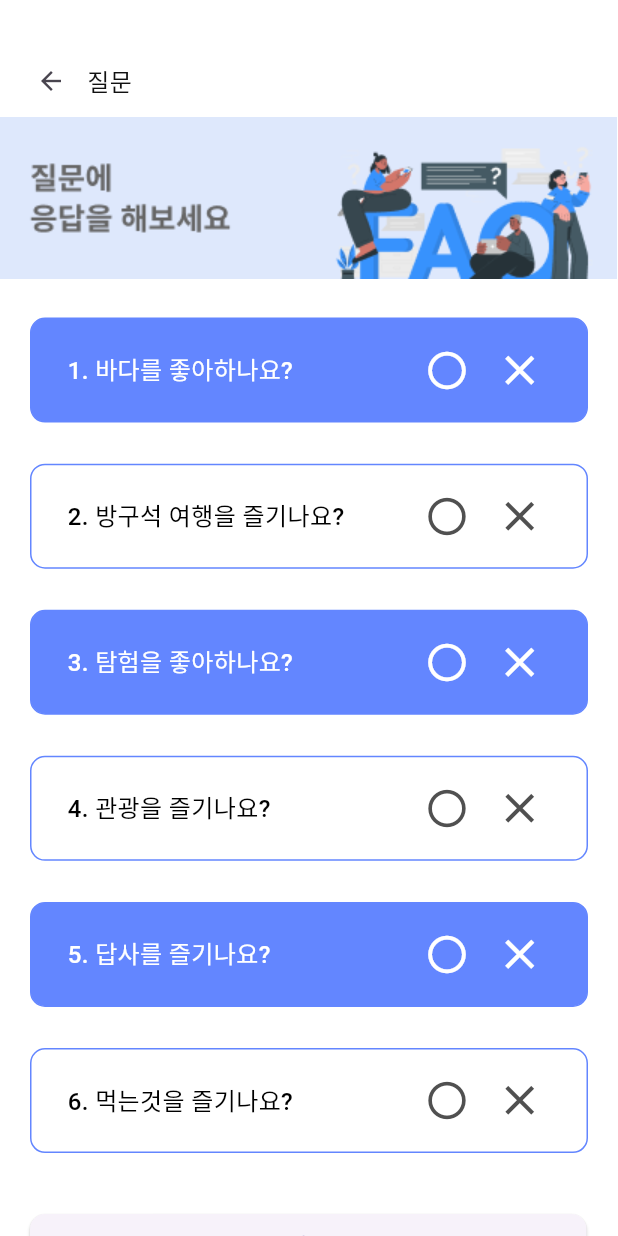
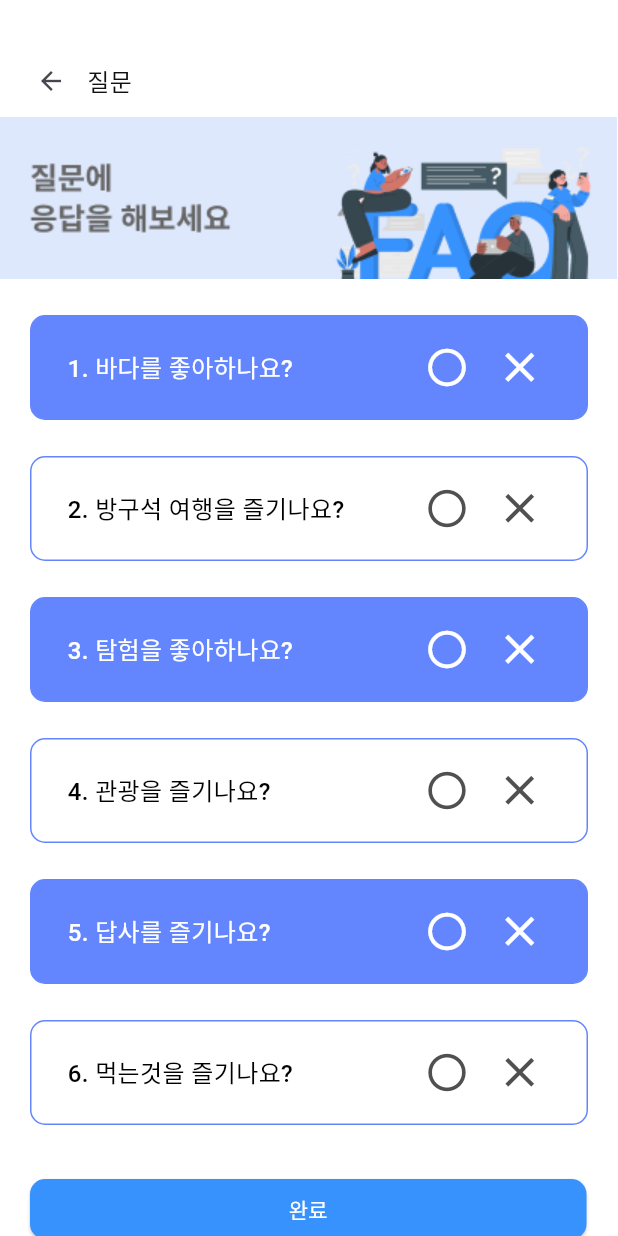
Before and after one commit to leave-leave/Leave-Leave-Flutter, a Flutter app: the question screen opened directly, on a phone screen of 412 x 824 dp. Run offline on Flutter 3.47's test engine with Material 3 defaults, Android fonts, the phone set to English and light mode, and no system bars; our stand-ins replace dio, image_picker; Roboto replaces fonts that are missing (Noto Sans KR).

Commit message:
UPDATE :: code

```diff
--- a/lib/question/widget/question_screen.dart
+++ b/lib/question/widget/question_screen.dart
@@ -35,7 +35,7 @@ class question extends StatelessWidget {
           Image.asset('assets/images/question.png'),
           SizedBox(height: 12),
           questionlist(),
-          SizedBox(height: 27),
+          SizedBox(height: 24),
           Padding(
             padding: EdgeInsets.symmetric(horizontal: 20),
             child: Row(
@@ -47,9 +47,12 @@ class question extends StatelessWidget {
                     onPressed: () {
 
                     },
-                    child: Text('완료'),
+                    child: Text('완료', style: TextStyle(
+                      color: Colors.white
+                    ),),
                     style: ElevatedButton.styleFrom(
-                        shape: RoundedRectangleBorder(borderRadius: BorderRadius.circular(10))
+                      shape: RoundedRectangleBorder(borderRadius: BorderRadius.circular(10)),
+                      primary: Color(0xff3792FD)
                     ),
                   ),
                 )
@@ -91,7 +94,7 @@ class questionlist extends StatelessWidget {
           children: [
             Container(
               height: 70,
-              margin: EdgeInsets.symmetric(vertical: 13.7),
+              margin: EdgeInsets.symmetric(vertical: 12),
               decoration: BoxDecoration(
                 color: backgroundColor,
                 border: Border.all(
```
